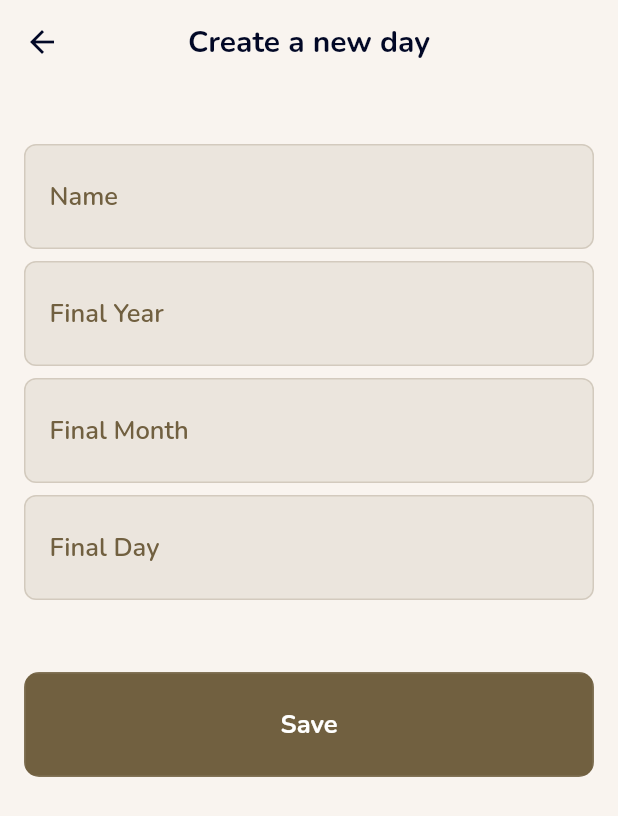
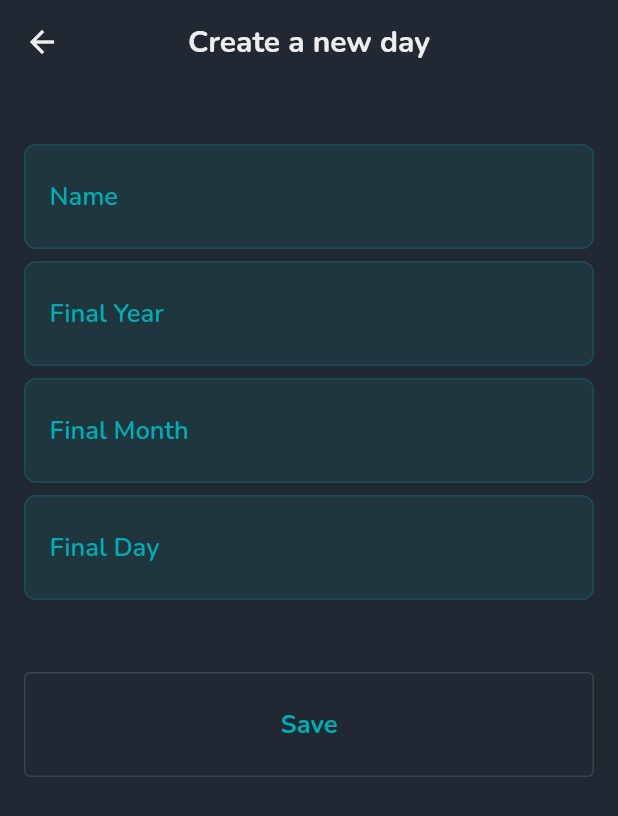
Before and after one commit to reliek21/epicticker-mobile-app, a Flutter app: the NewCountDownScreen screen opened by its route, on a phone screen of 412 x 824 dp. Shown: the top 816 px of the screen. Run offline on Flutter 3.47's test engine with Material 2 defaults, Android fonts, the light colour scheme and no system bars; our stand-ins replace nested, shared_preferences; accounts and stored records are empty.

Commit message:
feat: new design added

```diff
--- a/lib/common/color.dart
+++ b/lib/common/color.dart
@@ -3,11 +3,8 @@ import 'package:flutter/material.dart';
 class EpicTickerColors {
   EpicTickerColors._();
 
-  static const Color brown = Color(0xff716040);
-  static const Color brownMedium = Color(0xff8C7851);
-  static const Color dark = Color(0xff020826);
-  static const Color lightPink = Color(0xffEADDCF);
-  static const Color primary = Color(0xffF9F4EF);
-  static const Color red = Color(0xffF25042);
-  static const Color white = Color(0xffFFFFFE);
+  static const Color main = Color(0xff222831);
+  static const Color secondary = Color(0xff00ADB5);
+  static const Color accent = Color(0xffEEEEEE);
+  static const Color accentBlack = Color(0xff393E46);
 }
--- a/lib/common/text_styles.dart
+++ b/lib/common/text_styles.dart
@@ -9,7 +9,7 @@ class EpicTickerTextStyles {
   static TextStyle extraHeading({
     double? height,
     bool underline = false,
-    Color color = EpicTickerColors.dark,
+    Color color = EpicTickerColors.accentBlack,
     FontWeight fontWeight = FontWeight.w700,
   }) => TextStyle(
     color: color,
@@ -23,7 +23,7 @@ class EpicTickerTextStyles {
   static TextStyle semiExtraHeading({
     double? height,
     bool underline = false,
-    Color color = EpicTickerColors.dark,
+    Color color = EpicTickerColors.accentBlack,
     FontWeight fontWeight = FontWeight.w600,
   }) => TextStyle(
     color: color,
@@ -37,7 +37,7 @@ class EpicTickerTextStyles {
   static TextStyle heading({
     double? height,
     bool underline = false,
-    Color color = EpicTickerColors.dark,
+    Color color = EpicTickerColors.accentBlack,
     FontWeight fontWeight = FontWeight.w600,
   }) => TextStyle(
     color: color,
@@ -51,7 +51,7 @@ class EpicTickerTextStyles {
   static TextStyle title({
     double? height,
     bool underline = false,
-    Color color = EpicTickerColors.dark,
+    Color color = EpicTickerColors.accentBlack,
     FontWeight fontWeight = FontWeight.w600,
   }) => TextStyle(
     color: color,
@@ -65,7 +65,7 @@ class EpicTickerTextStyles {
   static TextStyle subTitle({
     double? height,
     bool underline = false,
-    Color color = EpicTickerColors.dark,
+    Color color = EpicTickerColors.accentBlack,
     FontWeight fontWeight = FontWeight.w600,
   }) => TextStyle(
     color: color,
@@ -79,7 +79,7 @@ class EpicTickerTextStyles {
   static TextStyle caption({
     double? height,
     bool underline = false,
-    Color color = EpicTickerColors.dark,
+    Color color = EpicTickerColors.accentBlack,
     FontWeight fontWeight = FontWeight.w400,
   }) => TextStyle(
     color: color,
--- a/lib/presentation/provider/count_down_provider.dart
+++ b/lib/presentation/provider/count_down_provider.dart
@@ -1,7 +1,7 @@
 import 'dart:convert';
+import 'package:flutter/material.dart';
 
 import 'package:epicticker/domain/entities/count_down_entity.dart';
-import 'package:flutter/material.dart';
 import 'package:shared_preferences/shared_preferences.dart';
 
 class CountDownProvider extends ChangeNotifier {
--- a/lib/presentation/screens/new_countdown_screen.dart
+++ b/lib/presentation/screens/new_countdown_screen.dart
@@ -98,19 +98,19 @@ class _NewCountDownScreenState extends State<NewCountDownScreen> {
         onPressed: () => Navigator.of(context).pop(),
         icon: const Icon(
           Icons.arrow_back,
-          color: EpicTickerColors.dark,
+          color: EpicTickerColors.accent,
         ),
       ),
       automaticallyImplyLeading: false,
       title: Text(
         'Create a new day',
         style: EpicTickerTextStyles.heading(
-          color: EpicTickerColors.dark,
+          color: EpicTickerColors.accent,
           fontWeight: FontWeight.bold
         ),
       ),
       centerTitle: true,
-      backgroundColor: EpicTickerColors.primary,
+      backgroundColor: EpicTickerColors.main,
       elevation: 0.0,
     );
   }
@@ -119,7 +119,7 @@ class _NewCountDownScreenState extends State<NewCountDownScreen> {
   Widget build(BuildContext context) {
     return Scaffold(
       appBar: _appBar(context),
-      backgroundColor: EpicTickerColors.primary,
+      backgroundColor: EpicTickerColors.main,
       body: SafeArea(child: SingleChildScrollView(child: _body(context))),
     );
   }
--- a/lib/presentation/widgets/custom_text_form_field_widget.dart
+++ b/lib/presentation/widgets/custom_text_form_field_widget.dart
@@ -14,18 +14,18 @@ class CustomTextFormFieldWidget extends StatelessWidget {
       height: 70.0,
       decoration: BoxDecoration(
         border: Border.all(
-          color: EpicTickerColors.brown.withOpacity(0.20),
+          color: EpicTickerColors.secondary.withOpacity(0.20),
         ),
         borderRadius: BorderRadius.circular(8.0),
-        color: EpicTickerColors.brown.withOpacity(0.10),
+        color: EpicTickerColors.secondary.withOpacity(0.10),
       ),
       child: Center(
         child: TextFormField(
           controller: controller,
-          style: EpicTickerTextStyles.title(color: EpicTickerColors.brown),
+          style: EpicTickerTextStyles.title(color: EpicTickerColors.secondary),
           decoration: InputDecoration(
             hintText: hintText,
-            hintStyle: EpicTickerTextStyles.title(color: EpicTickerColors.brown),
+            hintStyle: EpicTickerTextStyles.title(color: EpicTickerColors.secondary),
             border: InputBorder.none,
             contentPadding: const EdgeInsets.all(16.0),
           ),
--- a/lib/presentation/widgets/outline_button_widget.dart
+++ b/lib/presentation/widgets/outline_button_widget.dart
@@ -15,21 +15,21 @@ class OutlineButtonWidget extends StatelessWidget {
       height: 70.0,
       width: MediaQuery.of(context).size.width,
       decoration: BoxDecoration(
-        color: (fillButton == false) ? Colors.transparent : EpicTickerColors.brown,
-        border: (fillButton == false) ? Border.all(color: EpicTickerColors.brown) : null,
+        color: (fillButton == false) ? Colors.transparent : EpicTickerColors.main,
+        border: (fillButton == false) ? Border.all(color: EpicTickerColors.main) : null,
         borderRadius: BorderRadius.circular(10.0)
       ),
       child: OutlinedButton(
         onPressed: onPressed,
         style: ButtonStyle(
           overlayColor: MaterialStateProperty.all(
-            EpicTickerColors.brown.withOpacity(0.10),
+            EpicTickerColors.main.withOpacity(0.10),
           ),
         ),
         child: Text(
           text,
           style: EpicTickerTextStyles.title(
-            color: (fillButton != null) ? EpicTickerColors.white : EpicTickerColors.brown,
+            color: (fillButton != null) ? EpicTickerColors.secondary : EpicTickerColors.main,
             fontWeight: FontWeight.bold
           ),
         )
--- a/pubspec.yaml
+++ b/pubspec.yaml
@@ -1,15 +1,17 @@
 name: epicticker
 description: Never miss an important event again with EpicTicker.
-publish_to: 'none' # Remove this line if you wish to publish to pub.dev
+publish_to: "none" # Remove this line if you wish to publish to pub.dev
 version: 1.0.0+1
 
 environment:
-  sdk: '>=3.0.2 <4.0.0'
+  sdk: ">=3.0.2 <4.0.0"
 
 dependencies:
+  bootstrap_icons: ^1.11.1
   cupertino_icons: ^1.0.2
   flutter:
     sdk: flutter
+  flutter_boring_avatars: ^1.0.1
   nested: ^1.0.0
   provider: ^6.0.5
   shared_preferences: ^2.2.2
```
Also changed, not shown: lib/presentation/screens/home_screen.dart (+16 -35 lines), lib/presentation/widgets/dashboard_widget.dart (added, +42 -0 lines), lib/presentation/widgets/day_left_card_widget.dart (+31 -12 lines), lib/presentation/widgets/days_left_widget.dart (added, +36 -0 lines), lib/presentation/widgets/information_dash_widget.dart (deleted, +0 -35 lines), lib/utils/difference_date_util.dart (+11 -25 lines), pubspec.lock.
